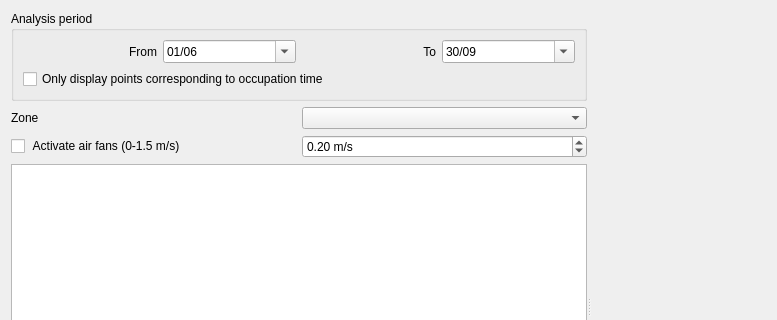
Before: the Qt Designer form src/resources/ui/dataplotter/adaptivecomfortscatter.ui in Nobatek/simuplot, drawn with Qt 5; both pictures show x 0 to 777 and y 0 to 320 of the 777 by 612 pixel window.
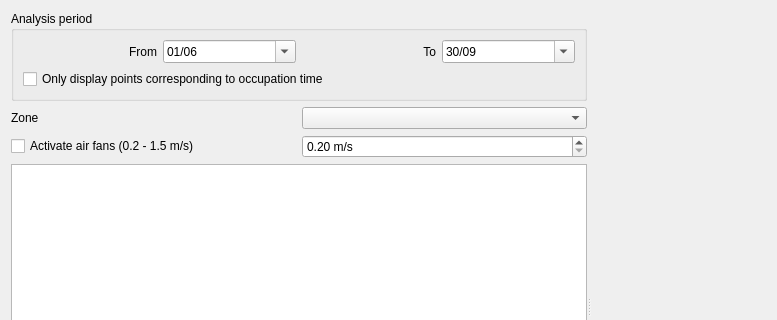
After: the same form once the commit is applied. Custom widgets are drawn as their Qt base class.

```diff
--- a/src/resources/ui/dataplotter/adaptivecomfortscatter.ui
+++ b/src/resources/ui/dataplotter/adaptivecomfortscatter.ui
@@ -154,7 +154,7 @@
          <item>
           <widget class="QCheckBox" name="fanCheckBox">
            <property name="text">
-            <string> Activate air fans (0-1.5 m/s)</string>
+            <string>Activate air fans (0.2 - 1.5 m/s)</string>
            </property>
           </widget>
          </item>
@@ -164,7 +164,7 @@
             <string notr="true"> m/s</string>
            </property>
            <property name="minimum">
-            <double>0.000000000000000</double>
+            <double>0.200000000000000</double>
            </property>
            <property name="maximum">
             <double>1.500000000000000</double>
```
Left out of the diff: 6 changed lines with no effect on the pictures.
